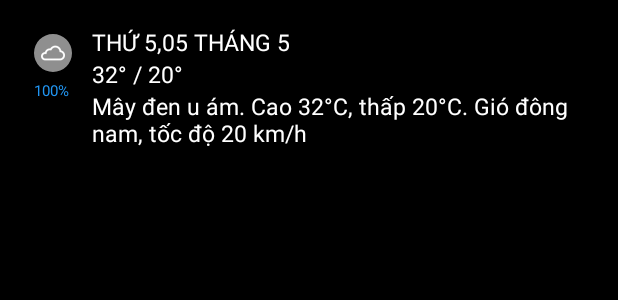
After one commit to ngockieubao/TodayWeatherBug, an Android app: the layout rcv_hourly_nav.xml on its own in the app's theme, with its tools: preview values and no code run, on a phone screen of 412 x 824 dp. The commit adds this screen. Shown: the top 300 px of the screen. Run offline under Robolectric (Android 15) with nearby library versions, the phone set to English and light mode, and no system bars.

Commit message:
display hourly_nav

```diff
--- a/app/src/main/java/com/example/todayweather/home/HomeFragment.kt
+++ b/app/src/main/java/com/example/todayweather/home/HomeFragment.kt
@@ -10,15 +10,13 @@ import androidx.navigation.fragment.findNavController
 import com.example.todayweather.R
 import com.example.todayweather.database.WeatherDatabase
 import com.example.todayweather.databinding.FragmentHomeBinding
-import com.example.todayweather.home.model.Hourly
 
 class HomeFragment : Fragment() {
     private lateinit var bindingHome: FragmentHomeBinding
     private lateinit var weatherViewModel: WeatherViewModel
     private lateinit var detailAdapter: DetailAdapter
     private lateinit var hourlyAdapter: HourlyAdapter
-//    private lateinit var dailyA
-
+//    private lateinit var dailyAdapter: DailyAdapter
 
     override fun onCreateView(
         inflater: LayoutInflater, container: ViewGroup?,
@@ -34,21 +32,19 @@ class HomeFragment : Fragment() {
         // Init ViewModel & Adapter & Database
         val dataSource = WeatherDatabase.getInstance(application).weatherDAO
         val weatherViewModelFactory = WeatherViewModelFactory(dataSource, application)
-        weatherViewModel = ViewModelProvider(this, weatherViewModelFactory).get(WeatherViewModel::class.java)
-//        bindingHome.tvHomeCelciusMax =
+        weatherViewModel = ViewModelProvider(requireActivity(), weatherViewModelFactory).get(WeatherViewModel::class.java)
 
         detailAdapter = DetailAdapter()
         hourlyAdapter = HourlyAdapter()
-
 
         // Set data
         weatherViewModel.listDataDetail.observe(this.viewLifecycleOwner) {
             detailAdapter.dataList = it
         }
-
         weatherViewModel.listDataHourly.observe(this.viewLifecycleOwner) {
             hourlyAdapter.dataList = it
         }
+
 
         // Set adapter
         bindingHome.recyclerViewDetailContainerElement.recyclerViewDetail.adapter = detailAdapter
--- a/app/src/main/java/com/example/todayweather/home/WeatherViewModel.kt
+++ b/app/src/main/java/com/example/todayweather/home/WeatherViewModel.kt
@@ -8,6 +8,7 @@ import androidx.lifecycle.ViewModel
 import androidx.lifecycle.viewModelScope
 import com.example.todayweather.R
 import com.example.todayweather.database.WeatherDAO
+import com.example.todayweather.home.model.Daily
 import com.example.todayweather.home.model.Hourly
 import com.example.todayweather.home.model.WeatherGetApi
 import com.example.todayweather.network.WeatherApi
@@ -18,8 +19,11 @@ class WeatherViewModel(
 ) : ViewModel() {
     var listDataDetail = MutableLiveData<MutableList<HomeModel>>()
     var listDataHourly = MutableLiveData<MutableList<Hourly>>()
+    var listDataDaily = MutableLiveData<MutableList<Daily>>()
+
     var listDetail = mutableListOf<HomeModel>()
     var listHourly = mutableListOf<Hourly>()
+    var listDaily = mutableListOf<Daily>()
 
     private val res = application.resources
     private val _properties = MutableLiveData<WeatherGetApi>()
@@ -36,6 +40,9 @@ class WeatherViewModel(
                 addDataDetail()
                 listHourly = _properties.value!!.hourly
                 listDataHourly.value = listHourly
+
+//                listDaily = _properties.value!!.hourly
+//                listDataHourly.value = listHourly
             } catch (e: Exception) {
                 Log.d("bug", e.toString())
             }
--- a/app/src/main/java/com/example/todayweather/home/model/Daily.kt
+++ b/app/src/main/java/com/example/todayweather/home/model/Daily.kt
@@ -19,5 +19,6 @@ data class Daily(
     val weather: List<Weather>,
     val wind_deg: Int,
     val wind_gust: Double,
-    val wind_speed: Double
+    val wind_speed: Double,
+    val icon: Int? = null
 )
--- a/app/src/main/res/layout/fragment_seven_days.xml
+++ b/app/src/main/res/layout/fragment_seven_days.xml
@@ -5,6 +5,6 @@
     android:layout_height="match_parent"
     tools:context=".sevendays.SevenDaysFragment">
 
-    <include layout="@layout/rcv_7days"/>
+    <include layout="@layout/rcv_daily_nav"/>
 
 </FrameLayout>
--- a/app/src/main/res/layout/rcv_hourly_element.xml
+++ b/app/src/main/res/layout/rcv_hourly_element.xml
@@ -29,6 +29,7 @@
             android:padding="5dp" />
 
         <TextView
+            android:layout_marginBottom="3dp"
             style="@style/txt_blue"
             android:layout_width="wrap_content"
             android:layout_height="wrap_content"
--- /dev/null
+++ b/app/src/main/res/layout/rcv_hourly_nav.xml
@@ -0,0 +1,86 @@
+<?xml version="1.0" encoding="utf-8"?>
+<layout xmlns:android="http://schemas.android.com/apk/res/android"
+    xmlns:app="http://schemas.android.com/apk/res-auto"
+    xmlns:tools="http://schemas.android.com/tools">
+
+    <data>
+
+        <variable
+            name="item"
+            type="com.example.todayweather.home.model.Daily" />
+    </data>
+
+    <androidx.constraintlayout.widget.ConstraintLayout
+        android:layout_width="match_parent"
+        android:layout_height="match_parent"
+        android:background="@color/black"
+        android:padding="17dp">
+
+        <androidx.constraintlayout.widget.ConstraintLayout
+            android:id="@+id/constraintLayout_left"
+            android:layout_width="wrap_content"
+            android:layout_height="wrap_content"
+            android:padding="5dp"
+            app:layout_constraintStart_toStartOf="parent"
+            app:layout_constraintTop_toTopOf="parent">
+
+            <com.google.android.material.imageview.ShapeableImageView
+                android:id="@+id/imgView_cloudy"
+                android:layout_width="25dp"
+                android:layout_height="25dp"
+                android:layout_marginStart="0dp"
+                android:layout_marginTop="0dp"
+                android:background="#8F8F8F"
+                android:foregroundGravity="center_horizontal"
+                android:scaleType="centerInside"
+                app:layout_constraintStart_toStartOf="parent"
+                app:layout_constraintTop_toTopOf="parent"
+                app:shapeAppearanceOverlay="@style/RoundImage"
+                app:srcCompat="@mipmap/ic_cloud" />
+
+            <TextView
+                android:id="@+id/tv_humidity"
+                android:layout_width="wrap_content"
+                android:layout_height="wrap_content"
+                android:layout_marginTop="5dp"
+                tools:text="100%"
+                android:textColor="#2196F3"
+                android:textSize="10sp"
+                app:layout_constraintStart_toStartOf="parent"
+                app:layout_constraintTop_toBottomOf="@+id/imgView_cloudy" />
+        </androidx.constraintlayout.widget.ConstraintLayout>
+
+        <androidx.constraintlayout.widget.ConstraintLayout
+            android:layout_width="330dp"
+            android:layout_height="wrap_content"
+            android:layout_marginStart="8dp"
+            android:layout_marginTop="0dp"
+            app:layout_constraintStart_toEndOf="@+id/constraintLayout_left"
+            app:layout_constraintTop_toTopOf="parent">
+
+            <TextView
+                android:id="@+id/tv_daily_date"
+                android:layout_width="wrap_content"
+                android:layout_height="wrap_content"
+                tools:text="THỨ 5,05 THÁNG 5"
+                app:layout_constraintStart_toStartOf="parent"
+                app:layout_constraintTop_toTopOf="parent" />
+
+            <TextView
+                android:id="@+id/tv_daily_temp"
+                android:layout_width="wrap_content"
+                android:layout_height="wrap_content"
+                app:layout_constraintStart_toStartOf="parent"
+                app:layout_constraintTop_toBottomOf="@+id/tv_daily_date"
+                tools:text="32° / 20°" />
+
+            <TextView
+                android:id="@+id/tv_daily_description"
+                android:layout_width="wrap_content"
+                android:layout_height="wrap_content"
+                app:layout_constraintStart_toStartOf="parent"
+                app:layout_constraintTop_toBottomOf="@+id/tv_daily_temp"
+                tools:text="Mây đen u ám. Cao 32°C, thấp 20°C. Gió đông nam, tốc độ 20 km/h" />
+        </androidx.constraintlayout.widget.ConstraintLayout>
+    </androidx.constraintlayout.widget.ConstraintLayout>
+</layout>
```
Also changed, not shown: app/src/main/java/com/example/todayweather/home/DailyAdapter.kt (+14 -20 lines), app/src/main/res/layout/rcv_daily_nav.xml (renamed from app/src/main/res/layout/rcv_7days.xml).
